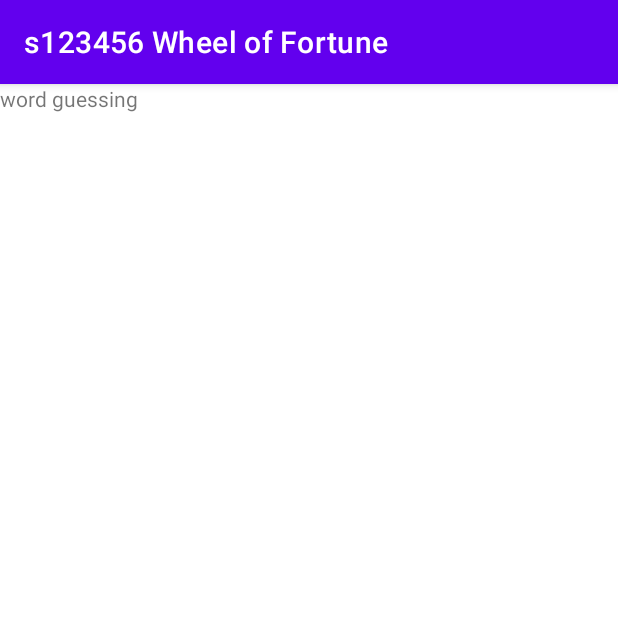
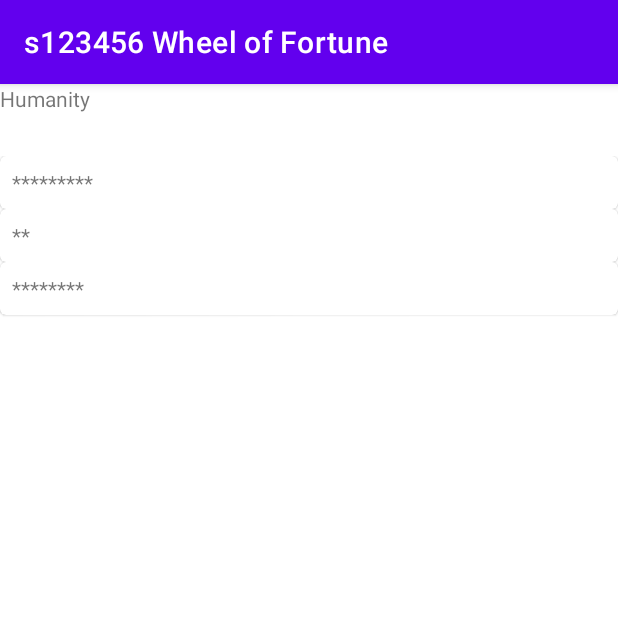
Before and after one commit to Rasm-P/Wheel-of-Fortune, an Android app: the fragment WordGuessing shown on its own in the app's theme, on a phone screen of 412 x 824 dp, the top half of it. Run offline under Robolectric (Android 15) with nearby library versions, the phone set to English and light mode, and no system bars.

Commit message:
Added recyclerView

```diff
--- a/WheelOfFortune/app/build.gradle
+++ b/WheelOfFortune/app/build.gradle
@@ -34,6 +34,10 @@ android {
     kotlinOptions {
         jvmTarget = '1.8'
     }
+
+    dataBinding{
+        enabled=true
+    }
 }
 
 dependencies {
@@ -45,6 +49,7 @@ dependencies {
     implementation 'androidx.navigation:navigation-fragment-ktx:2.3.5'
     implementation 'androidx.navigation:navigation-ui-ktx:2.3.5'
     implementation 'androidx.legacy:legacy-support-v4:1.0.0'
+    implementation 'androidx.lifecycle:lifecycle-viewmodel-ktx:2.2.0'
     testImplementation 'junit:junit:4.+'
     androidTestImplementation 'androidx.test.ext:junit:1.1.3'
     androidTestImplementation 'androidx.test.espresso:espresso-core:3.4.0'
--- a/WheelOfFortune/app/src/main/java/com/example/wheeloffortune/WordGuessing.kt
+++ b/WheelOfFortune/app/src/main/java/com/example/wheeloffortune/WordGuessing.kt
@@ -1,17 +1,37 @@
 package com.example.wheeloffortune
 
+import android.content.res.Resources
 import android.os.Bundle
 import androidx.fragment.app.Fragment
 import android.view.LayoutInflater
 import android.view.View
 import android.view.ViewGroup
+import android.widget.TextView
+import androidx.fragment.app.viewModels
+import androidx.recyclerview.widget.GridLayoutManager
+import androidx.recyclerview.widget.RecyclerView
+import com.example.wheeloffortune.adapter.WordAdapter
+import com.example.wheeloffortune.data.CategoryData
 
 class WordGuessing : Fragment() {
+
+    private val viewModel: WordGuessingViewModel by viewModels()
+
 
     override fun onCreateView(
         inflater: LayoutInflater, container: ViewGroup?,
         savedInstanceState: Bundle?
     ): View? {
-        return inflater.inflate(R.layout.fragment_word_guessing, container, false)
+        val view = inflater.inflate(R.layout.fragment_word_guessing, container, false)
+        val recyclerView = view.findViewById<RecyclerView>(R.id.recycler_view)
+        val textView = view.findViewById<TextView>(R.id.category_title)
+        textView.text = context?.getString(viewModel.currentCategory.categoryResourceId)
+
+        recyclerView.adapter = context?.let { WordAdapter(it, viewModel.getPhraseWithRevealed()) }
+        recyclerView.layoutManager = GridLayoutManager(context, 1)
+        recyclerView.setHasFixedSize(true)
+
+        return view
     }
+
 }
--- /dev/null
+++ b/WheelOfFortune/app/src/main/java/com/example/wheeloffortune/WordGuessingViewModel.kt
@@ -0,0 +1,57 @@
+package com.example.wheeloffortune
+
+import androidx.lifecycle.LiveData
+import androidx.lifecycle.MutableLiveData
+import androidx.lifecycle.ViewModel
+import com.example.wheeloffortune.data.CategoryData
+import com.example.wheeloffortune.model.Category
+
+
+class WordGuessingViewModel() : ViewModel(){
+    private val _points = MutableLiveData(0)
+    val points: LiveData<Int>
+        get() =_points
+
+    private val _lives = MutableLiveData(5)
+    val lives: LiveData<Int>
+        get() =_lives
+
+    private lateinit var _currentCategory: Category
+    val currentCategory: Category
+        get() =_currentCategory
+
+    private var categoryList: List<Category> = CategoryData().loadCategories()
+    private var revealedCharters: MutableList<Char> = ArrayList()
+    private lateinit var wordPhrase: String
+
+    init {
+        getNextPhrase()
+    }
+
+    private fun getNextPhrase() {
+        _currentCategory = categoryList.random()
+        wordPhrase = _currentCategory.phraseList.random()
+    }
+
+    fun restartGame() {
+        _points.value = 0
+        _lives.value = 0
+        revealedCharters.clear()
+        getNextPhrase()
+    }
+
+    fun getPhraseWithRevealed(): List<String> {
+        var tempPhrase = wordPhrase
+        for (char in wordPhrase) {
+            if (char != ' ' && !revealedCharters.contains(char.lowercaseChar())) {
+                tempPhrase = tempPhrase.replace(char,'*')
+                println(!revealedCharters.contains(char))
+            }
+        }
+        return tempPhrase.split(" ").toList()
+    }
+
+
+
+
+}
--- /dev/null
+++ b/WheelOfFortune/app/src/main/java/com/example/wheeloffortune/adapter/WordAdapter.kt
@@ -0,0 +1,29 @@
+package com.example.wheeloffortune.adapter
+
+import android.content.Context
+import android.view.LayoutInflater
+import android.view.View
+import android.view.ViewGroup
+import android.widget.TextView
+import androidx.recyclerview.widget.RecyclerView
+import com.example.wheeloffortune.R
+import com.example.wheeloffortune.model.Category
+
+class WordAdapter(private val context: Context, private val dataset: List<String>) : RecyclerView.Adapter<WordAdapter.ItemViewHolder>() {
+
+    class ItemViewHolder(view: View) : RecyclerView.ViewHolder(view) {
+        val textView: TextView = view.findViewById(R.id.word_title)
+    }
+
+    override fun onCreateViewHolder(parent: ViewGroup, viewType: Int): ItemViewHolder {
+        val adapterLayout = LayoutInflater.from(parent.context).inflate(R.layout.list_word, parent, false)
+        return ItemViewHolder(adapterLayout)
+    }
+
+    override fun onBindViewHolder(holder: ItemViewHolder, position: Int) {
+        val item = dataset[position]
+        holder.textView.text = item
+    }
+
+    override fun getItemCount() = dataset.size
+}
--- /dev/null
+++ b/WheelOfFortune/app/src/main/java/com/example/wheeloffortune/data/CategoryData.kt
@@ -0,0 +1,18 @@
+package com.example.wheeloffortune.data
+
+import com.example.wheeloffortune.R
+import com.example.wheeloffortune.model.Category
+import com.example.wheeloffortune.model.Phrase
+
+class CategoryData() {
+
+    fun loadCategories(): List<Category> {
+        return listOf<Category>(
+            Category(R.string.category1, listOf("Testing phrase")),
+            Category(R.string.category2, listOf("Randomized wordlist")),
+            Category(R.string.category3, listOf("Birthday surprise")),
+            Category(R.string.category4, listOf("Believing in humanity")),
+            Category(R.string.category5, listOf("Android and kotlin"))
+        )
+    }
+}
--- /dev/null
+++ b/WheelOfFortune/app/src/main/java/com/example/wheeloffortune/model/Category.kt
@@ -0,0 +1,9 @@
+package com.example.wheeloffortune.model
+
+import androidx.annotation.DrawableRes
+import androidx.annotation.StringRes
+
+data class Category(
+    @StringRes val categoryResourceId: Int,
+    val phraseList: List<String>
+)
--- /dev/null
+++ b/WheelOfFortune/app/src/main/java/com/example/wheeloffortune/model/Phrase.kt
@@ -0,0 +1,7 @@
+package com.example.wheeloffortune.model
+
+import androidx.annotation.StringRes
+
+data class Phrase(
+    @StringRes val phraseResourceId: Int
+)
--- a/WheelOfFortune/app/src/main/res/layout/fragment_word_guessing.xml
+++ b/WheelOfFortune/app/src/main/res/layout/fragment_word_guessing.xml
@@ -1,13 +1,25 @@
 <?xml version="1.0" encoding="utf-8"?>
-<FrameLayout xmlns:android="http://schemas.android.com/apk/res/android"
+<androidx.constraintlayout.widget.ConstraintLayout xmlns:android="http://schemas.android.com/apk/res/android"
+    xmlns:app="http://schemas.android.com/apk/res-auto"
     xmlns:tools="http://schemas.android.com/tools"
     android:layout_width="match_parent"
     android:layout_height="match_parent"
     tools:context=".WordGuessing">
 
     <TextView
+        android:id="@+id/category_title"
         android:layout_width="match_parent"
         android:layout_height="match_parent"
-        android:text="@string/word_guessing" />
+        android:text="hey"/>
 
-</FrameLayout>
+    <androidx.recyclerview.widget.RecyclerView
+        android:id="@+id/recycler_view"
+        android:layout_width="match_parent"
+        android:layout_height="match_parent"
+        android:layout_marginTop="48dp"
+        android:scrollbars="vertical"
+        app:layoutManager="LinearLayoutManager"
+        app:layout_constraintTop_toTopOf="@+id/category_title"
+        tools:layout_editor_absoluteX="0dp" />
+
+</androidx.constraintlayout.widget.ConstraintLayout>
--- /dev/null
+++ b/WheelOfFortune/app/src/main/res/layout/list_word.xml
@@ -0,0 +1,19 @@
+<?xml version="1.0" encoding="utf-8"?>
+<com.google.android.material.card.MaterialCardView xmlns:android="http://schemas.android.com/apk/res/android"
+    android:layout_width="match_parent"
+    android:layout_height="wrap_content"
+    android:padding="8dp">
+
+    <LinearLayout
+        android:layout_width="match_parent"
+        android:layout_height="wrap_content"
+        android:padding="8dp"
+        android:orientation="vertical">
+
+        <TextView
+            android:id="@+id/word_title"
+            android:layout_width="wrap_content"
+            android:layout_height="wrap_content"/>
+    </LinearLayout>
+
+</com.google.android.material.card.MaterialCardView>
--- a/WheelOfFortune/app/src/main/res/values/strings.xml
+++ b/WheelOfFortune/app/src/main/res/values/strings.xml
@@ -1,8 +1,19 @@
 <resources>
     <string name="app_name">s123456 Wheel of Fortune</string>
-    <!-- TODO: Remove or change this placeholder text -->
     <string name="hello_blank_fragment">Hello blank fragment</string>
     <string name="word_guessing">word guessing</string>
     <string name="game_lost">game lost</string>
-    <string name="game_won">game won</string>)
+    <string name="game_won">game won</string>
+
+    <string name="category1">Test</string>
+    <string name="category2">Random</string>
+    <string name="category3">Birthday</string>
+    <string name="category4">Humanity</string>
+    <string name="category5">Android</string>
+
+    <string name="phrase1">Testing phrase</string>
+    <string name="phrase2">Randomized wordlist</string>
+    <string name="phrase3">Birthday surprise</string>
+    <string name="phrase4">Believing in humanity</string>
+    <string name="phrase5">Android and kotlin</string>
 </resources>
```
